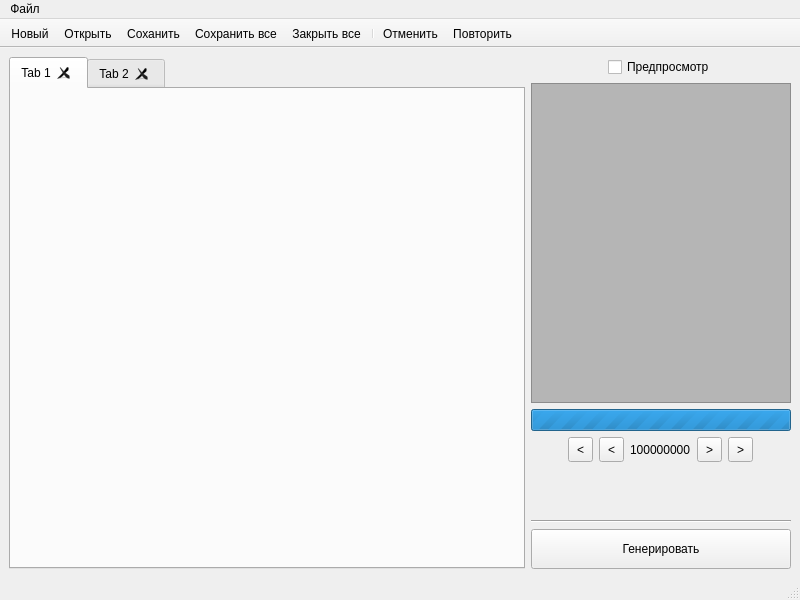
Qt form Forms/MainWin.ui (hremman/ImageCompiler) before a commit.
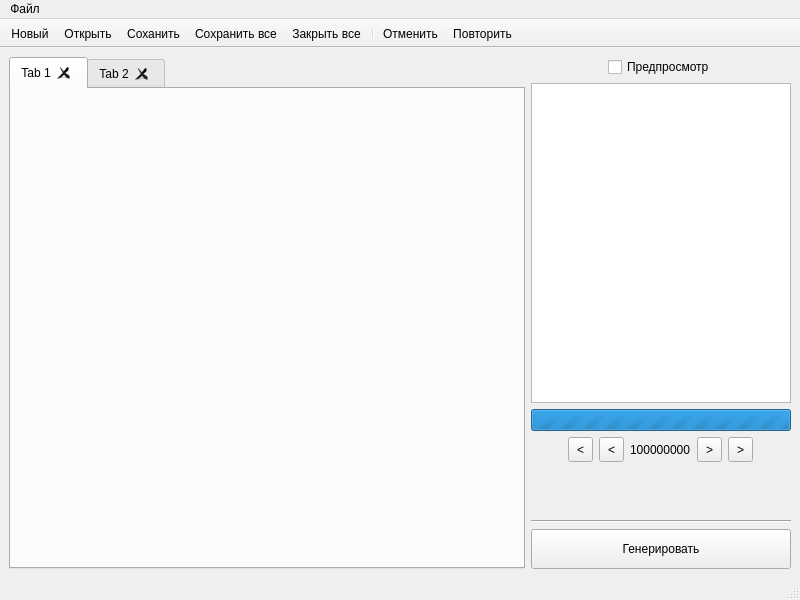
The same form after that commit. Icons and pictures are not drawn.

```diff
--- a/Forms/MainWin.ui
+++ b/Forms/MainWin.ui
@@ -130,9 +130,6 @@
           <height>600</height>
          </size>
         </property>
-        <property name="styleSheet">
-         <string notr="true">background: rgb(181, 181, 181)</string>
-        </property>
        </widget>
       </item>
       <item>
```
